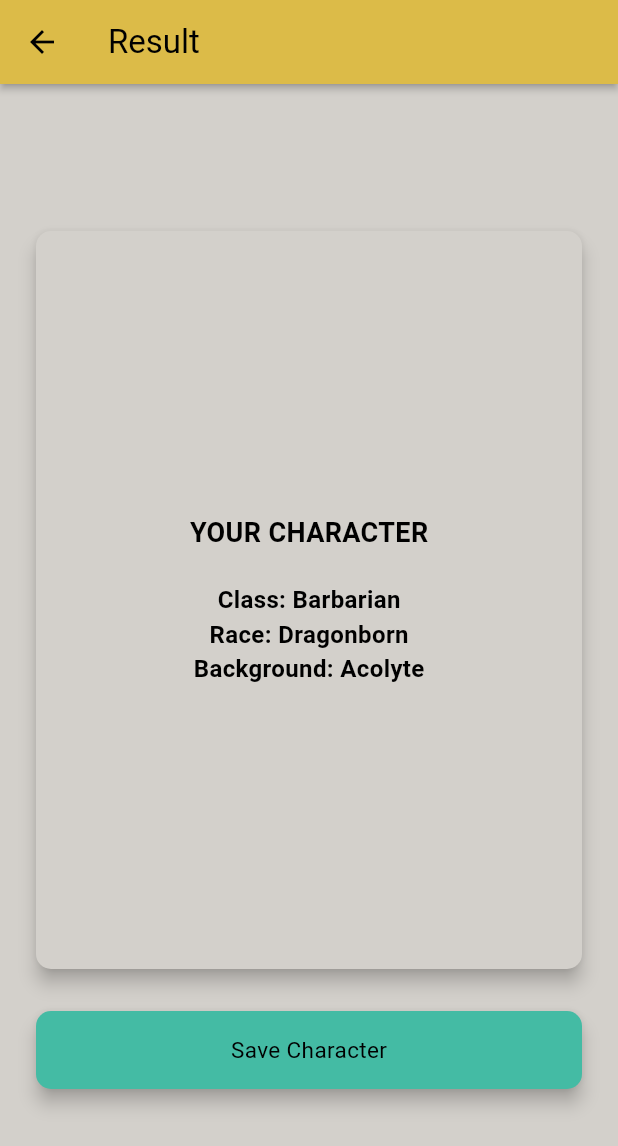
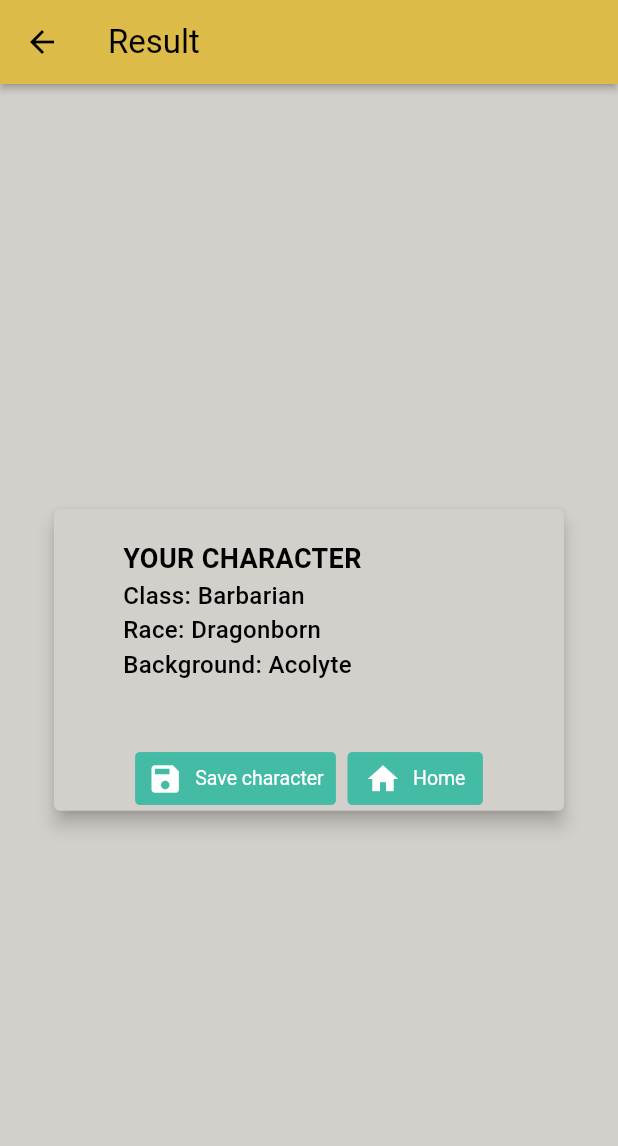
Before and after one commit to FormOfShred/dnd-quiz-app, a Flutter app: the Result screen opened directly with empty values, on a phone screen of 412 x 824 dp. Shown: the top 1146 px of the screen. Run offline on Flutter 3.47's test engine with Material 3 defaults, Android fonts, the phone set to English and light mode, and no system bars; drawn by our look-alikes of getwidget; our stand-ins replace sqflite; accounts and stored records are empty.

Commit message:
changes result card

```diff
--- a/lib/src/result.dart
+++ b/lib/src/result.dart
@@ -2,7 +2,6 @@ import 'package:dungeon_buddy/data/character_state_data.dart';
 import 'package:dungeon_buddy/model/character_model.dart';
 import 'package:dungeon_buddy/model/database_helper.dart';
 import 'package:dungeon_buddy/widgets/result_card.dart';
-import 'package:dungeon_buddy/widgets/save_button.dart';
 import 'package:flutter/material.dart';
 
 class Result extends StatefulWidget {
@@ -86,11 +85,8 @@ class _ResultState extends State<Result> {
                             children: [
                               ResultCard(
                                 character: characterData(widget.characterState),
+                                onTap: saveCharacter,
                               ),
-                              const SizedBox(
-                                height: 20,
-                              ),
-                              SaveButton(onTap: saveCharacter)
                             ],
                           ))));
             } else {
--- a/lib/widgets/result_card.dart
+++ b/lib/widgets/result_card.dart
@@ -1,56 +1,57 @@
 import 'package:flutter/material.dart';
+import 'package:getwidget/getwidget.dart';
 
 class ResultCard extends StatelessWidget {
   final Map<String, String> character;
+  final Function() onTap;
   const ResultCard({
     super.key,
     required this.character,
+    required this.onTap,
   });
 
   @override
   Widget build(BuildContext context) {
     return SizedBox(
-      height: 500,
-      child: Card(
-          color: Theme.of(context).colorScheme.surface,
+      child: GFCard(
         elevation: 5,
-          shape: RoundedRectangleBorder(
-            borderRadius: BorderRadius.circular(10),
-          ),
-          child: Center(
-            child: Column(
-              mainAxisAlignment: MainAxisAlignment.center,
-              children: [
-                Text("YOUR CHARACTER",
+        title: GFListTile(
+          title: Text(
+            'YOUR CHARACTER',
             style: TextStyle(
                 color: Theme.of(context).colorScheme.onSurface,
                 fontSize: 18,
-                        fontWeight: FontWeight.bold)),
-                const SizedBox(height: 20),
-                Text(
-                  'Class: ${character["Class"]}',
+                fontWeight: FontWeight.bold),
+          ),
+          subTitle: Text('''
+Class: ${character["Class"]}
+Race: ${character["Race"]}
+Background: ${character["Background"]}
+''',
               style: TextStyle(
                   color: Theme.of(context).colorScheme.onSurface,
                   fontSize: 16,
-                      fontWeight: FontWeight.w600),
+                  fontWeight: FontWeight.w500)),
         ),
-                Text(
-                  "Race: ${character["Race"]}",
-                  style: TextStyle(
-                      color: Theme.of(context).colorScheme.onSurface,
-                      fontSize: 16,
-                      fontWeight: FontWeight.w600),
+        buttonBar: GFButtonBar(children: <Widget>[
+          GFButton(
+            onPressed: () {
+              onTap();
+            },
+            text: 'Save character',
+            icon: const Icon(Icons.save),
+            color: Theme.of(context).colorScheme.primary,
           ),
-                Text(
-                  "Background: ${character["Background"]}",
-                  style: TextStyle(
-                      color: Theme.of(context).colorScheme.onSurface,
-                      fontSize: 16,
-                      fontWeight: FontWeight.w600),
-                )
-              ],
+          GFButton(
+            onPressed: () {
+              Navigator.pushNamedAndRemoveUntil(context, '/', (route) => false);
+            },
+            text: 'Home',
+            icon: const Icon(Icons.home),
+            color: Theme.of(context).colorScheme.primary,
           ),
-          )),
+        ]),
+      ),
     );
   }
 }
--- a/lib/widgets/save_button.dart
+++ /dev/null
@@ -1,33 +0,0 @@
-import 'package:flutter/material.dart';
-
-class SaveButton extends StatelessWidget {
-  final Function() onTap;
-  const SaveButton({
-    super.key,
-    required this.onTap,
-  });
-
-  @override
-  Widget build(BuildContext context) {
-    return SizedBox(
-      height: 60,
-      child: GestureDetector(
-        onTap: onTap,
-        child: Card(
-          color: Theme.of(context).colorScheme.primary,
-          elevation: 5,
-          shape: RoundedRectangleBorder(
-            borderRadius: BorderRadius.circular(10),
-          ),
-          child: Center(
-            child: Text("Save Character",
-                style: TextStyle(
-                  color: Theme.of(context).colorScheme.onPrimary,
-                  fontSize: 15,
-                )),
-          ),
-        ),
-      ),
-    );
-  }
-}
```
Lines whose indentation alone changed are shown as unchanged.
